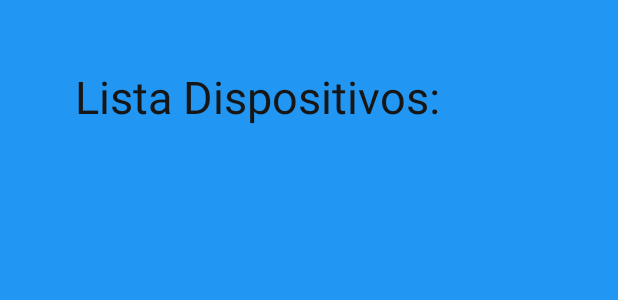
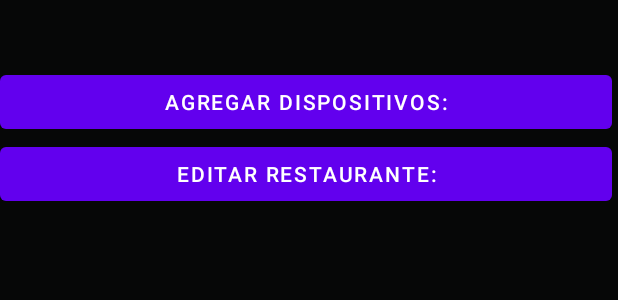
Before and after one commit to amst-fiec/1T2021-Analizador-de-Calidad-de-Aire-en-restaurantes, an Android app: the layout activity_list_device.xml on its own in the app's theme, with its tools: preview values and no code run, on a phone screen of 412 x 824 dp. Shown: the top 300 px of the screen. Run offline under Robolectric (Android 15) with nearby library versions, the phone set to English and light mode, and no system bars.

Commit message:
Agregandon botones en vista Dispositivos

```diff
--- a/MobileApp/app/src/main/res/layout/activity_list_device.xml
+++ b/MobileApp/app/src/main/res/layout/activity_list_device.xml
@@ -4,7 +4,7 @@
     xmlns:tools="http://schemas.android.com/tools"
     android:layout_width="match_parent"
     android:layout_height="match_parent"
-    android:background="#2196F3"
+    android:background="#060707"
     tools:context=".ListDevice">
 
 
@@ -16,7 +16,7 @@
         android:layout_marginLeft="50dp"
         android:layout_marginTop="44dp"
         android:text="@string/list_devices"
-        android:textColor="#171615"
+        android:textColor="#FDFBF9"
         android:textSize="30dp"
         app:layout_constraintEnd_toEndOf="parent"
         app:layout_constraintHorizontal_bias="0.0"
@@ -25,11 +25,34 @@
 
     <ListView
         android:id="@+id/list_v1"
-        android:layout_width="325dp"
-        android:layout_height="555dp"
+        android:layout_width="330dp"
+        android:layout_height="434dp"
         android:divider="@drawable/icono_google"
         app:layout_constraintEnd_toEndOf="parent"
         app:layout_constraintStart_toStartOf="parent"
-        app:layout_constraintTop_toBottomOf="@+id/listDevice" />
+        app:layout_constraintTop_toBottomOf="@+id/listDevice">
+
+    </ListView>
+
+    <LinearLayout
+        android:layout_width="408dp"
+        android:layout_height="184dp"
+        android:gravity="center|end"
+        android:orientation="vertical"
+        tools:layout_editor_absoluteX="3dp"
+        tools:layout_editor_absoluteY="547dp">
+
+        <Button
+            android:id="@+id/button3"
+            android:layout_width="match_parent"
+            android:layout_height="wrap_content"
+            android:text="@string/btn_addDevice" />
+
+        <Button
+            android:id="@+id/button2"
+            android:layout_width="match_parent"
+            android:layout_height="wrap_content"
+            android:text="@string/btn_editRestaurantes" />
+    </LinearLayout>
 
 </androidx.constraintlayout.widget.ConstraintLayout>
--- a/MobileApp/app/src/main/res/values/strings.xml
+++ b/MobileApp/app/src/main/res/values/strings.xml
@@ -11,4 +11,6 @@
     <string name="login_failed">"Login failed"</string>
     <string name="txt_user">Dispositivo:</string>
     <string name="list_devices">Lista Dispositivos:</string>
+    <string name="btn_editRestaurantes">Editar Restaurante:</string>
+    <string name="btn_addDevice">Agregar Dispositivos:</string>
 </resources>
```
